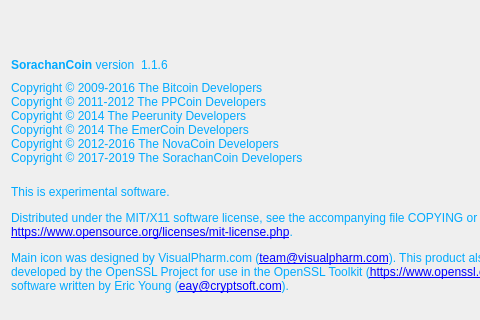
Above: src/qt/forms/aboutdialog.ui from FromHDDtoSSD/SorachanCoin-qt before the change; both pictures show x 0 to 480 and y 0 to 320 of the 640 by 416 pixel window. Below: the same form after it.
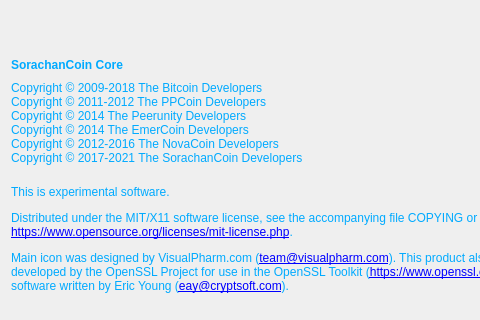
That is the form after the change. Icons and pictures are not drawn.

Commit message: SorachanCoin: modify aboutdialog and bitcoingui

```diff
--- a/src/qt/forms/aboutdialog.ui
+++ b/src/qt/forms/aboutdialog.ui
@@ -41,7 +41,7 @@
           <cursorShape>IBeamCursor</cursorShape>
          </property>
          <property name="text">
-          <string>&lt;b&gt;SorachanCoin&lt;/b&gt; version</string>
+          <string>&lt;b&gt;SorachanCoin Core&lt;/b&gt;</string>
          </property>
          <property name="textInteractionFlags">
           <set>Qt::LinksAccessibleByMouse|Qt::TextSelectableByKeyboard|Qt::TextSelectableByMouse</set>
@@ -54,7 +54,7 @@
           <cursorShape>IBeamCursor</cursorShape>
          </property>
          <property name="text">
-          <string notr="true">1.1.6</string>
+          <string notr="true"/>
          </property>
          <property name="textInteractionFlags">
           <set>Qt::LinksAccessibleByMouse|Qt::TextSelectableByKeyboard|Qt::TextSelectableByMouse</set>
@@ -82,12 +82,12 @@
         <cursorShape>IBeamCursor</cursorShape>
        </property>
        <property name="text">
-        <string>Copyright © 2009-2016 The Bitcoin Developers
+        <string>Copyright © 2009-2018 The Bitcoin Developers
 Copyright © 2011-2012 The PPCoin Developers
 Copyright © 2014 The Peerunity Developers
 Copyright © 2014 The EmerCoin Developers
 Copyright © 2012-2016 The NovaCoin Developers
-Copyright © 2017-2019 The SorachanCoin Developers</string>
+Copyright © 2017-2021 The SorachanCoin Developers</string>
        </property>
        <property name="textInteractionFlags">
         <set>Qt::LinksAccessibleByMouse|Qt::TextSelectableByKeyboard|Qt::TextSelectableByMouse</set>
```
The commit also changes 8 other files.
